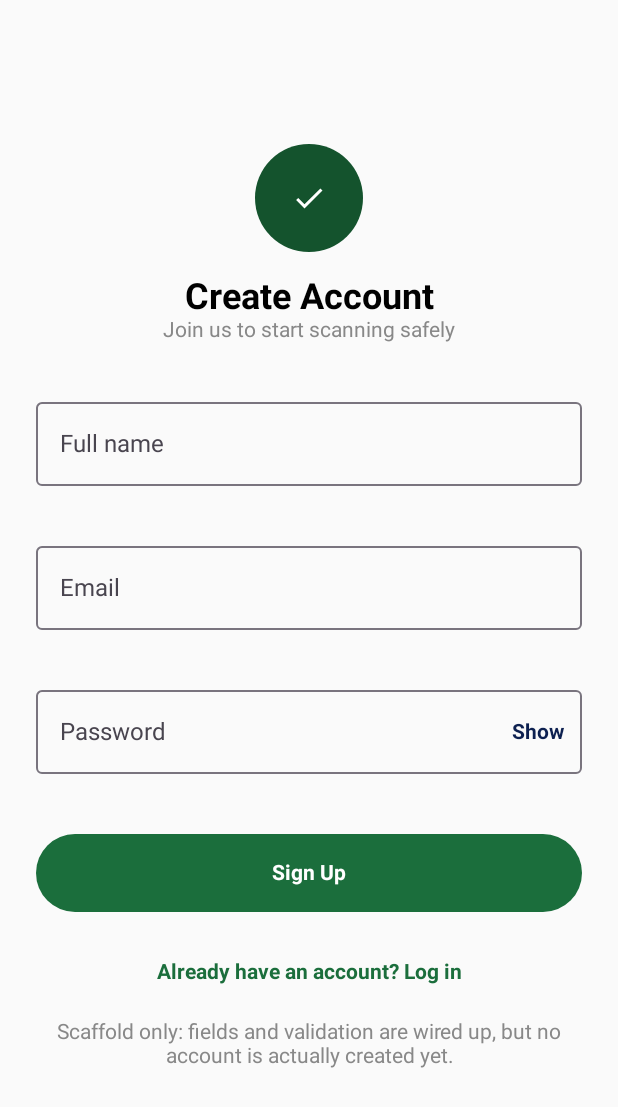
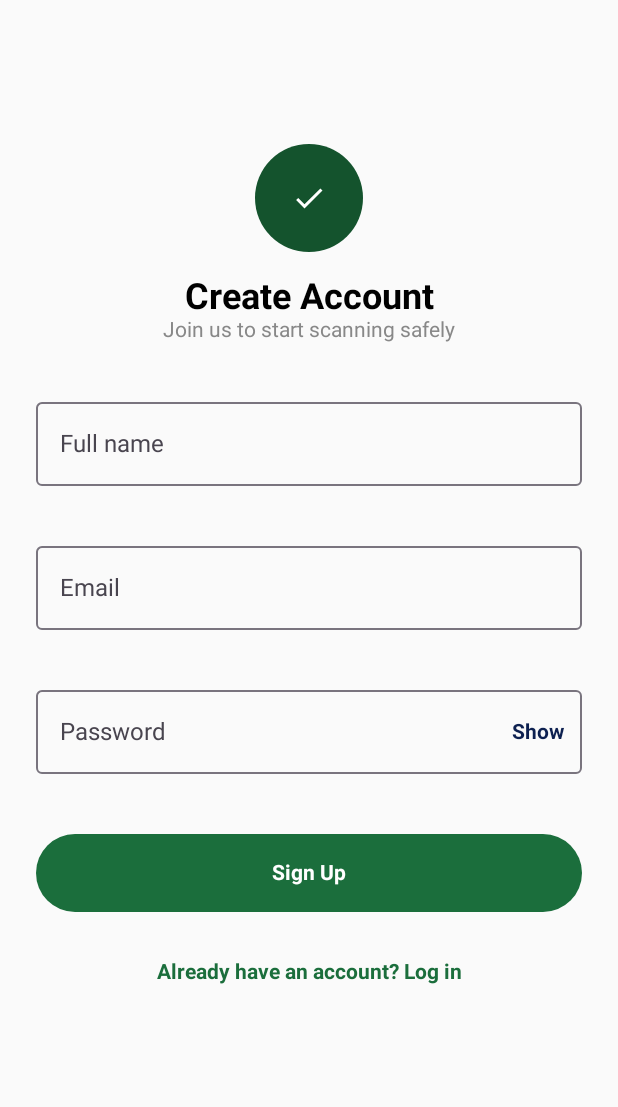
Before and after one commit to zalkhwai-dev/-scam-detector-team, an Android app built with Jetpack Compose: the SignupScreen screen opened through its navigation route, on a phone screen of 412 x 824 dp. Shown: the top 1107 px of the screen. Run offline under Robolectric (Android 15) with nearby library versions, the phone set to English and light mode, and no system bars.

Commit message:
Remove stale 'no account created yet' note now that signup is real

```diff
--- a/android/app/src/main/java/com/example/aiscamdetector/ui/screens/SignupScreen.kt
+++ b/android/app/src/main/java/com/example/aiscamdetector/ui/screens/SignupScreen.kt
@@ -111,13 +111,5 @@ fun SignupScreen(
         TextButton(onClick = onNavigateToLogin) {
             Text("Already have an account? Log in", color = GreenPrimary)
         }
-        Spacer(Modifier.height(8.dp))
-        Text(
-            "Scaffold only: fields and validation are wired up, but no account " +
-                "is actually created yet.",
-            style = MaterialTheme.typography.bodyMedium,
-            color = Color.Gray,
-            textAlign = TextAlign.Center
-        )
     }
 }
```
